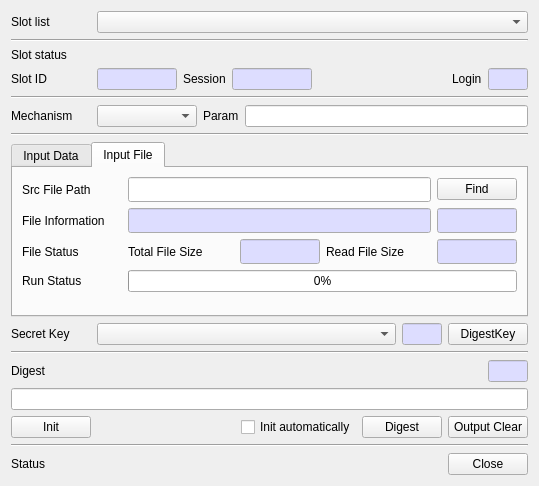
Qt form CryptokiMan/digest_dlg.ui (jykim74/CryptokiMan) before a commit.
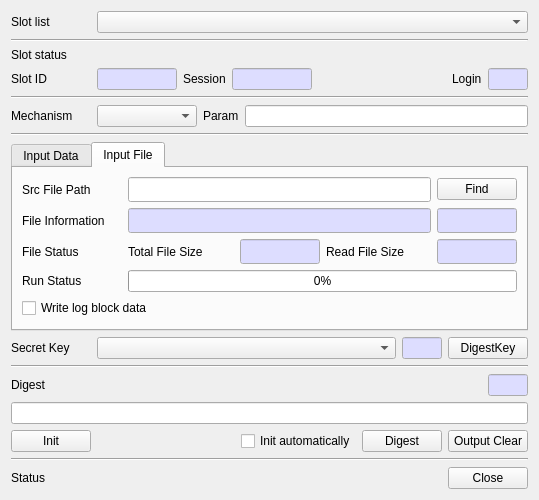
The same form after that commit. The open tabs and pages were chosen to show the change.

What changed in the file:
```diff
--- a/CryptokiMan/digest_dlg.ui
+++ b/CryptokiMan/digest_dlg.ui
@@ -7,7 +7,7 @@
     <x>0</x>
     <y>0</y>
     <width>539</width>
-    <height>486</height>
+    <height>493</height>
    </rect>
   </property>
   <property name="windowTitle">
@@ -866,6 +866,13 @@
          </item>
         </layout>
        </item>
+       <item>
+        <widget class="QCheckBox" name="mWriteLogCheck">
+         <property name="text">
+          <string>Write log block data</string>
+         </property>
+        </widget>
+       </item>
        <item>
         <spacer name="verticalSpacer">
          <property name="orientation">
```
Left out of the diff: 2 changed lines with no effect on the pictures.
